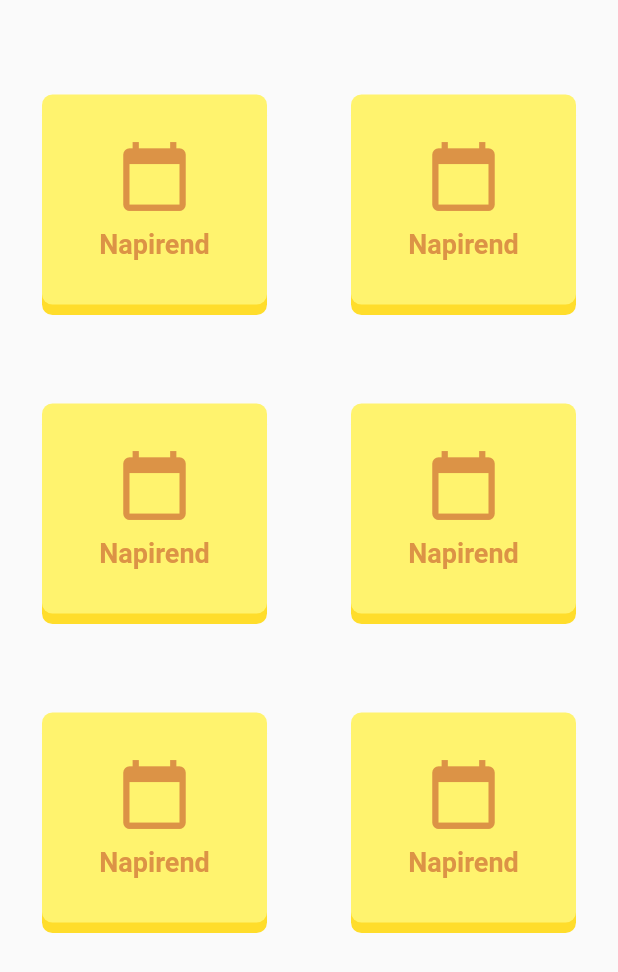
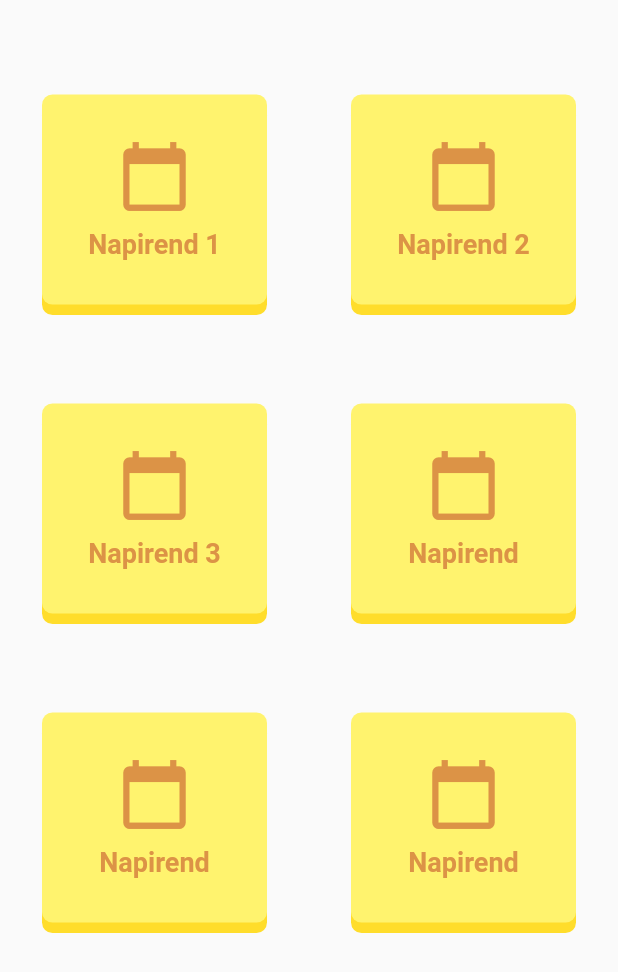
Before and after one commit to TomiSzabo00/TiszAppFlutter, a Flutter app: the screen it shows once a user with an empty profile is signed in, on a phone screen of 412 x 824 dp. Shown: the top 972 px of the screen. Run offline on Flutter 3.47's test engine with Material 2 defaults, Android fonts, the phone set to English and light mode, and no system bars; our stand-ins replace firebase_auth, firebase_core; accounts and stored records are empty.

Commit message:
minor change

```diff
--- a/lib/screens/main_menu_screen.dart
+++ b/lib/screens/main_menu_screen.dart
@@ -31,17 +31,17 @@ class MainMenu extends StatelessWidget {
         children: [
           MenuIcon(
             icon: Icons.calendar_today,
-            text: "Napirend",
+            text: "Napirend 1",
             onPressed: () {},
           ),
           MenuIcon(
             icon: Icons.calendar_today,
-            text: "Napirend",
+            text: "Napirend 2",
             onPressed: () {},
           ),
           MenuIcon(
             icon: Icons.calendar_today,
-            text: "Napirend",
+            text: "Napirend 3",
             onPressed: () {},
           ),
           MenuIcon(
```
